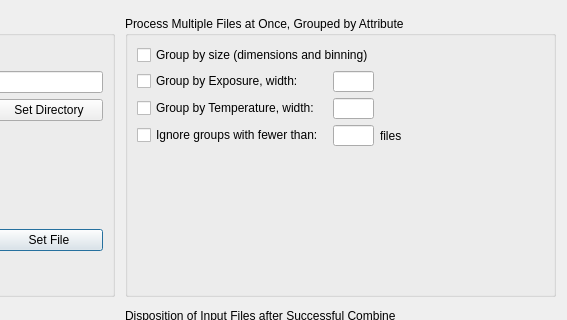
Above: PreferencesWindow.ui from RMcDOttawa/MasterFlatMaker before the change; both pictures show x 327 to 894 and y 0 to 320 of the 894 by 529 pixel window. Below: the same form after it.
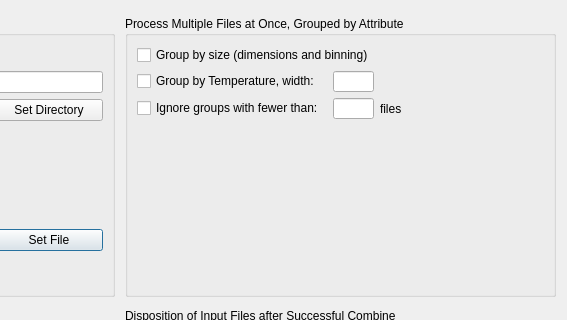
That is the form after the change.

Commit message: Removed group-by-exposure feature throughout

Diff of the .ui file:
```diff
--- a/PreferencesWindow.ui
+++ b/PreferencesWindow.ui
@@ -242,6 +242,43 @@
       <string>Process Multiple Files at Once, Grouped by Attribute</string>
      </property>
      <layout class="QGridLayout" name="gridLayout_2">
+      <item row="2" column="0">
+       <widget class="QCheckBox" name="ignoreSmallGroupsCB">
+        <property name="text">
+         <string>Ignore groups with fewer than:</string>
+        </property>
+       </widget>
+      </item>
+      <item row="2" column="2">
+       <widget class="QLabel" name="label_9">
+        <property name="text">
+         <string>files</string>
+        </property>
+       </widget>
+      </item>
+      <item row="1" column="1">
+       <widget class="QLineEdit" name="temperatureGroupBandwidth">
+        <property name="maximumSize">
+         <size>
+          <width>41</width>
+          <height>21</height>
+         </size>
+        </property>
+        <property name="toolTip">
+         <string>Make groups where temperatures are within this much on either side of the group centre.</string>
+        </property>
+       </widget>
+      </item>
+      <item row="2" column="1">
+       <widget class="QLineEdit" name="minimumGroupSize">
+        <property name="maximumSize">
+         <size>
+          <width>41</width>
+          <height>21</height>
+         </size>
+        </property>
+       </widget>
+      </item>
       <item row="0" column="0" colspan="2">
        <widget class="QCheckBox" name="groupBySizeCB">
         <property name="toolTip">
@@ -252,43 +289,20 @@
         </property>
        </widget>
       </item>
-      <item row="1" column="1">
-       <widget class="QLineEdit" name="exposureGroupBandwidth">
-        <property name="maximumSize">
-         <size>
-          <width>41</width>
-          <height>21</height>
-         </size>
+      <item row="3" column="0">
+       <spacer name="verticalSpacer">
+        <property name="orientation">
+         <enum>Qt::Vertical</enum>
         </property>
-        <property name="toolTip">
-         <string>Make groups where exposures are within this much on either side of the group centre.</string>
-        </property>
-       </widget>
-      </item>
-      <item row="2" column="1">
-       <widget class="QLineEdit" name="temperatureGroupBandwidth">
-        <property name="maximumSize">
+        <property name="sizeHint" stdset="0">
          <size>
-          <width>41</width>
-          <height>21</height>
+          <width>20</width>
+          <height>51</height>
          </size>
         </property>
-        <property name="toolTip">
-         <string>Make groups where temperatures are within this much on either side of the group centre.</string>
-        </property>
-       </widget>
+       </spacer>
       </item>
-      <item row="3" column="1">
-       <widget class="QLineEdit" name="minimumGroupSize">
-        <property name="maximumSize">
-         <size>
-          <width>41</width>
-          <height>21</height>
-         </size>
-        </property>
-       </widget>
-      </item>
-      <item row="2" column="0">
+      <item row="1" column="0">
        <widget class="QCheckBox" name="groupByTemperatureCB">
         <property name="toolTip">
          <string>Process sets of files having different CCD temperatures</string>
@@ -298,43 +312,6 @@
         </property>
        </widget>
       </item>
-      <item row="3" column="0">
-       <widget class="QCheckBox" name="ignoreSmallGroupsCB">
-        <property name="text">
-         <string>Ignore groups with fewer than:</string>
-        </property>
-       </widget>
-      </item>
-      <item row="3" column="2">
-       <widget class="QLabel" name="label_9">
-        <property name="text">
-         <string>files</string>
-        </property>
-       </widget>
-      </item>
-      <item row="1" column="0">
-       <widget class="QCheckBox" name="groupByExposureCB">
-        <property name="toolTip">
-         <string>Process sets of files having different exposure times</string>
-        </property>
-        <property name="text">
-         <string>Group by Exposure, width:</string>
-        </property>
-       </widget>
-      </item>
-      <item row="4" column="0">
-       <spacer name="verticalSpacer">
-        <property name="orientation">
-         <enum>Qt::Vertical</enum>
-        </property>
-        <property name="sizeHint" stdset="0">
-         <size>
-          <width>20</width>
-          <height>51</height>
-         </size>
-        </property>
-       </spacer>
-      </item>
      </layout>
     </widget>
    </item>
```
Left out of the diff: 2 changed lines with no effect on the pictures. The commit also changes 14 other files.
